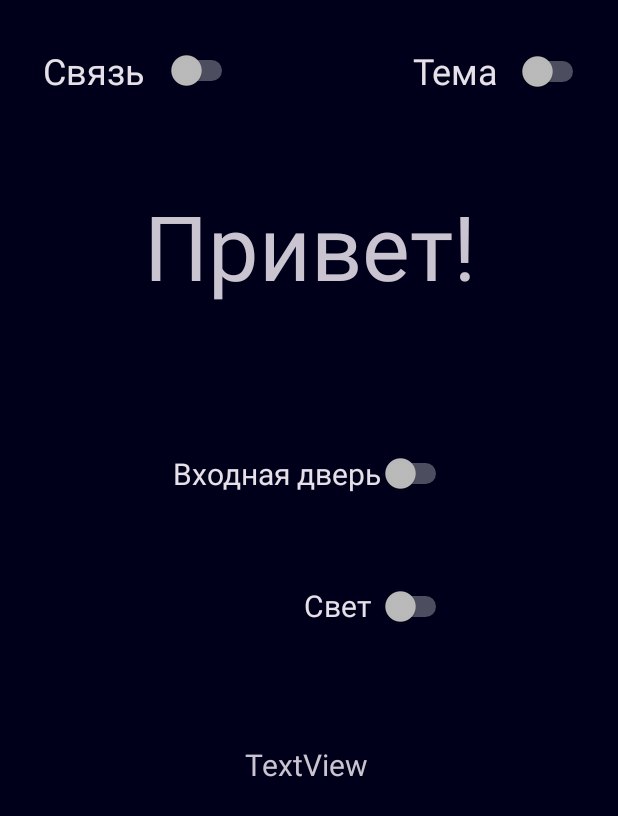
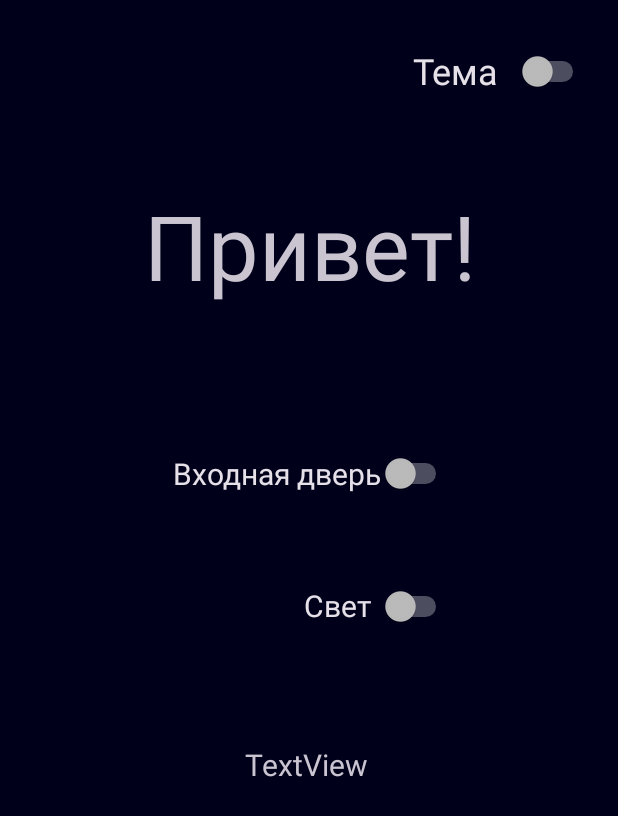
Before and after one commit to frastercom/hello, an Android app: the layout activity_main.xml on its own in the app's theme, with its tools: preview values and no code run, on a phone screen of 412 x 824 dp. Shown: the top 816 px of the screen. Run offline under Robolectric (Android 15) with nearby library versions, the phone set to English and light mode, and no system bars.

Commit message:
Скрываем выборку сервера или ардуино

```diff
--- a/app/src/main/java/com/example/myapplication/MainActivity.java
+++ b/app/src/main/java/com/example/myapplication/MainActivity.java
@@ -9,7 +9,6 @@ import android.view.View;
 import android.widget.Switch;
 import android.widget.TextView;
 
-import com.example.myapplication.service.ArduinoConnection;
 import com.example.myapplication.service.SelectConnection;
 import com.example.myapplication.service.ServerConnection;
 
--- a/app/src/main/java/com/example/myapplication/service/ServerConnection.java
+++ b/app/src/main/java/com/example/myapplication/service/ServerConnection.java
@@ -1,11 +1,6 @@
 package com.example.myapplication.service;
 
-import androidx.appcompat.app.AppCompatActivity;
-
 import org.json.JSONObject;
-
-import java.util.concurrent.TimeUnit;
-import java.util.logging.Logger;
 
 import okhttp3.MediaType;
 import okhttp3.OkHttpClient;
--- a/app/src/main/res/layout/activity_main.xml
+++ b/app/src/main/res/layout/activity_main.xml
@@ -91,6 +91,7 @@
         app:layout_constraintHorizontal_bias="0.101"
         app:layout_constraintStart_toStartOf="parent"
         app:layout_constraintTop_toTopOf="parent"
-        app:layout_constraintVertical_bias="0.023" />
+        app:layout_constraintVertical_bias="0.023"
+        tools:visibility="gone" />
 
 </androidx.constraintlayout.widget.ConstraintLayout>
```
